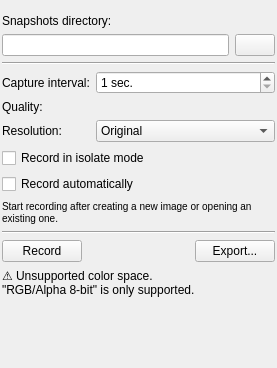
KDE/krita, file plugins/dockers/recorder/recorderdocker.ui: the form before one commit.
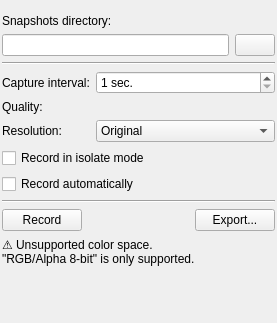
The form after the commit. Icons and pictures are not drawn. Custom widgets are drawn as their Qt base class.

Commit message: Fixing the capturing and render the uneven image resolutions

```diff
--- a/plugins/dockers/recorder/recorderdocker.ui
+++ b/plugins/dockers/recorder/recorderdocker.ui
@@ -7,7 +7,7 @@
     <x>0</x>
     <y>0</y>
     <width>277</width>
-    <height>368</height>
+    <height>323</height>
    </rect>
   </property>
   <layout class="QVBoxLayout" name="layoutMain">
@@ -46,7 +46,7 @@
         <x>0</x>
         <y>0</y>
         <width>277</width>
-        <height>368</height>
+        <height>323</height>
        </rect>
       </property>
       <layout class="QVBoxLayout" name="verticalLayout_2">
@@ -242,16 +242,6 @@
             </property>
            </widget>
           </item>
-          <item>
-           <widget class="QLabel" name="labelHint">
-            <property name="text">
-             <string>&lt;small&gt;Start recording after creating a new image or opening an existing one.&lt;/small&gt;</string>
-            </property>
-            <property name="wordWrap">
-             <bool>true</bool>
-            </property>
-           </widget>
-          </item>
          </layout>
         </widget>
        </item>
```
Left out of the diff: 6 changed lines with no effect on the pictures. The commit also changes 3 other files.
